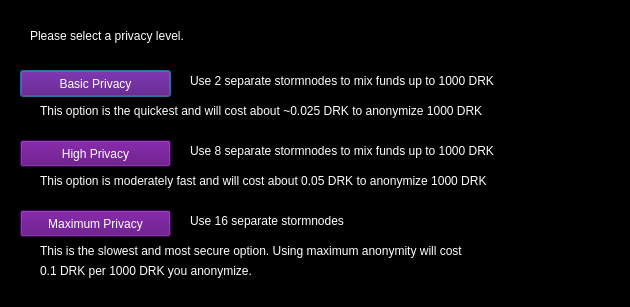
This is src/qt/forms/sandstormconfig.ui in waffle-iron/DarkSilk-Release-Candidate as Qt 5 draws it before an edit. The edited form follows.
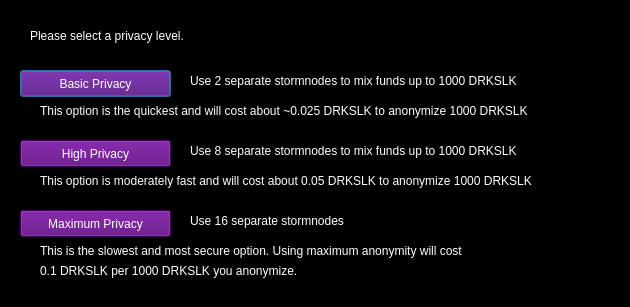
This is the edited form.

What changed in the file:
```diff
--- a/src/qt/forms/sandstormconfig.ui
+++ b/src/qt/forms/sandstormconfig.ui
@@ -95,7 +95,7 @@
     </rect>
    </property>
    <property name="text">
-    <string>Use 2 separate stormnodes to mix funds up to 1000 DRK</string>
+    <string>Use 2 separate stormnodes to mix funds up to 1000 DRKSLK</string>
    </property>
   </widget>
   <widget class="QLabel" name="label_3">
@@ -108,7 +108,7 @@
     </rect>
    </property>
    <property name="text">
-    <string>Use 8 separate stormnodes to mix funds up to 1000 DRK</string>
+    <string>Use 8 separate stormnodes to mix funds up to 1000 DRKSLK</string>
    </property>
   </widget>
   <widget class="QLabel" name="label_4">
@@ -134,7 +134,7 @@
     </rect>
    </property>
    <property name="text">
-    <string>This option is the quickest and will cost about ~0.025 DRK to anonymize 1000 DRK</string>
+    <string>This option is the quickest and will cost about ~0.025 DRKSLK to anonymize 1000 DRKSLK</string>
    </property>
   </widget>
   <widget class="QLabel" name="label_7">
@@ -147,7 +147,7 @@
     </rect>
    </property>
    <property name="text">
-    <string>This option is moderately fast and will cost about 0.05 DRK to anonymize 1000 DRK</string>
+    <string>This option is moderately fast and will cost about 0.05 DRKSLK to anonymize 1000 DRKSLK</string>
    </property>
   </widget>
   <widget class="QLabel" name="label_8">
@@ -173,7 +173,7 @@
     </rect>
    </property>
    <property name="text">
-    <string>0.1 DRK per 1000 DRK you anonymize.</string>
+    <string>0.1 DRKSLK per 1000 DRKSLK you anonymize.</string>
    </property>
   </widget>
   <widget class="Line" name="line">
```
